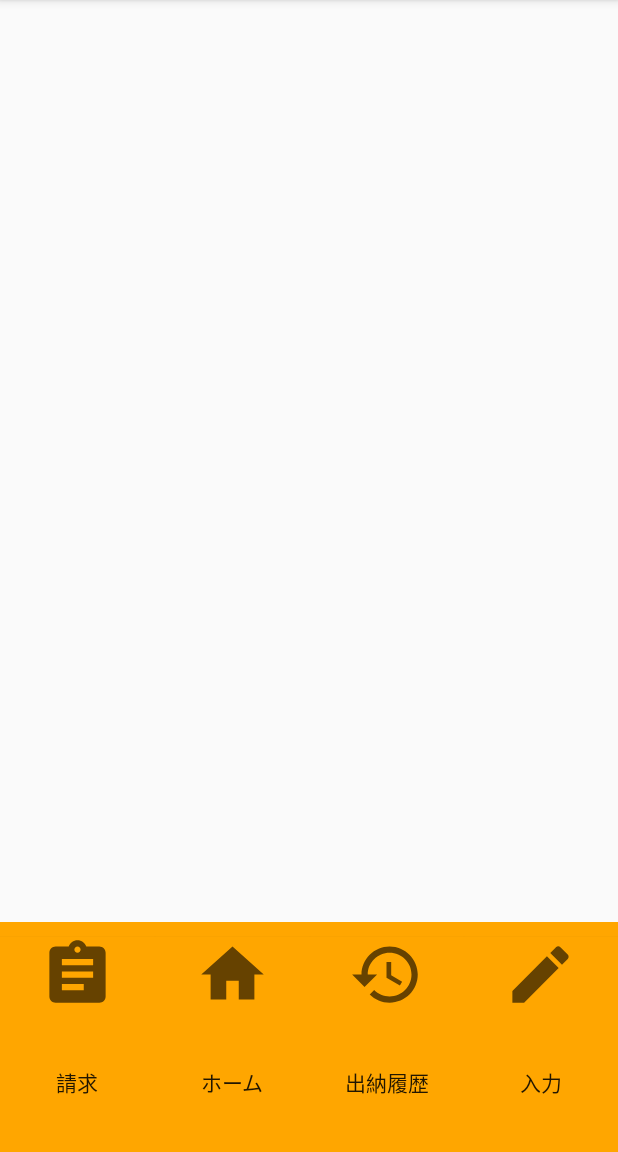
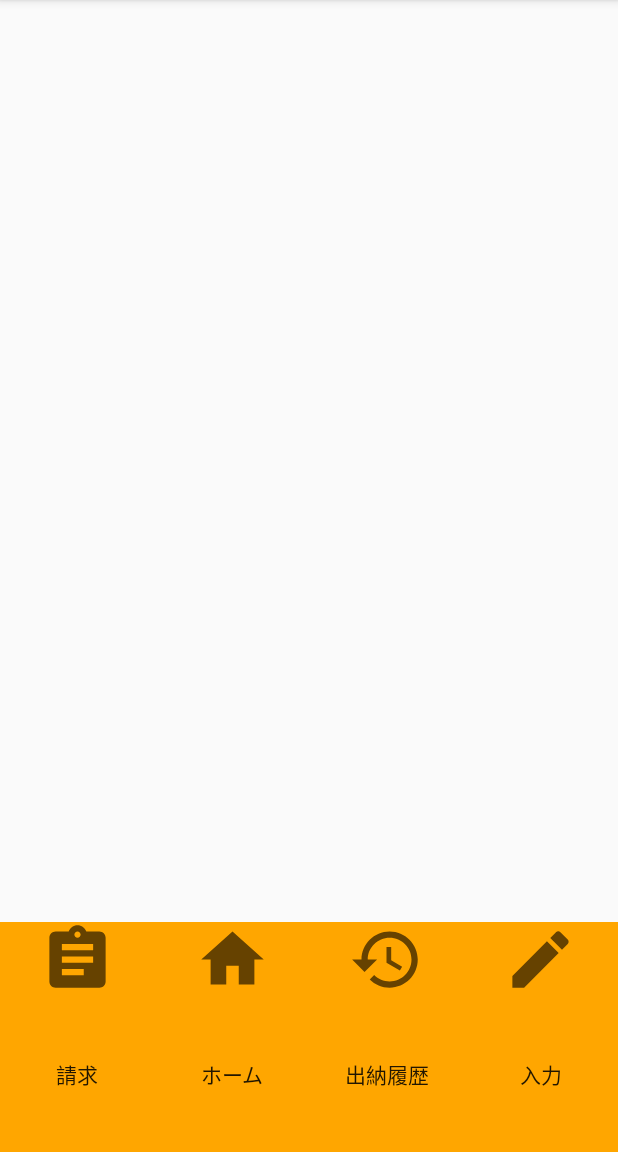
Before and after one commit to Mitssuki-Sakamoto/money-stream-android, an Android app: the screen it shows after launch (MainActivity), on a phone screen of 412 x 824 dp, the part 84-1236 px from its top. Run offline under Robolectric (Android 15) with nearby library versions, the phone set to English and light mode, and no system bars.

Commit message:
Revert "ボタン上の幅の修正"の取り消し
This reverts commit ef27fa7c2484a2fa89c75a9e194d1313cdd75a09.

```diff
--- a/app/src/main/res/layout/activity_main.xml
+++ b/app/src/main/res/layout/activity_main.xml
@@ -21,7 +21,7 @@
         android:orientation="horizontal">
 
         <Button
-            android:layout_marginTop="10dp"
+
             android:layout_width="match_parent"
             android:layout_height="match_parent"
             android:layout_weight="0.25"
@@ -29,7 +29,7 @@
             android:drawableTop="@drawable/ic_baseline_assignment_24"
             android:text="請求" />
         <Button
-            android:layout_marginTop="10dp"
+
             android:layout_width="match_parent"
             android:layout_height="match_parent"
             android:layout_weight="0.25"
@@ -37,7 +37,6 @@
             android:drawableTop="@drawable/ic_baseline_home_24"
             android:text="ホーム" />
         <Button
-            android:layout_marginTop="10dp"
             android:layout_width="match_parent"
             android:layout_height="match_parent"
             android:layout_weight="0.25"
@@ -45,7 +44,6 @@
             android:drawableTop="@drawable/ic_baseline_history_24"
             android:text="出納履歴" />
         <Button
-            android:layout_marginTop="10dp"
             android:layout_width="match_parent"
             android:layout_height="match_parent"
             android:layout_weight="0.25"
```
